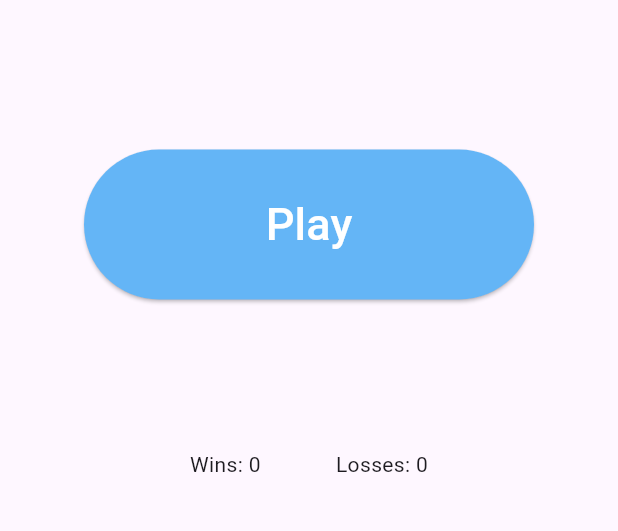
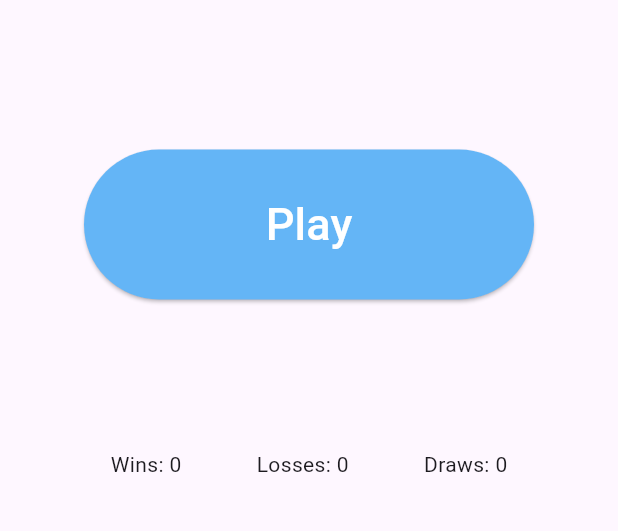
Before and after one commit to RealEeveahy/flutter-tic-tac-toe, a Flutter app: the screen it shows after launch, on a phone screen of 412 x 824 dp, the part 365-896 px from its top. Run offline on Flutter 3.47's test engine with Material 3 defaults, Android fonts, the phone set to English and light mode, and no system bars.

Commit message:
Structure Changes

```diff
--- a/lib/main.dart
+++ b/lib/main.dart
@@ -1,6 +1,8 @@
 import 'package:flutter/material.dart';
 import 'view/home_screen.dart';
+import 'model/session.dart';
 
+PlayerSession game = PlayerSession();
 void main() {
   //load data
   runApp(App());
--- a/lib/model/game_grid.dart
+++ b/lib/model/game_grid.dart
@@ -1,6 +1,7 @@
 import '../viewmodel/game_updates.dart';
 import 'round.dart';
-import 'session.dart';
+import '../main.dart';
+
 
 class GameGrid {
   Map grid = <(int,int),GameSquare>{};
--- a/lib/view/home_screen.dart
+++ b/lib/view/home_screen.dart
@@ -1,6 +1,8 @@
 import 'package:flutter/material.dart';
+import 'package:tic_tac_toe/view/user_data_label.dart';
 import 'package:tic_tac_toe/viewmodel/styles.dart';
 import '../viewmodel/navigation.dart';
+import '../viewmodel/game_updates.dart';
 
 class HomeScreen extends StatelessWidget {
   const HomeScreen({super.key});
@@ -38,13 +40,11 @@ class HomeScreen extends StatelessWidget {
               Row(
                 mainAxisAlignment: MainAxisAlignment.center,
                 children: [
-                  Text(
-                    "Wins: 0"
-                  ),
+                  updateHandler.NewStatLabel("Wins"),
                   SizedBox( width:50 ),
-                  Text(
-                    "Losses: 0"
-                  )
+                  updateHandler.NewStatLabel("Losses"),
+                  SizedBox( width:50 ),
+                  updateHandler.NewStatLabel("Draws"),
                 ],
               )
             ],
```
Also changed, not shown: lib/model/game_ai.dart (+16 -14 lines).
